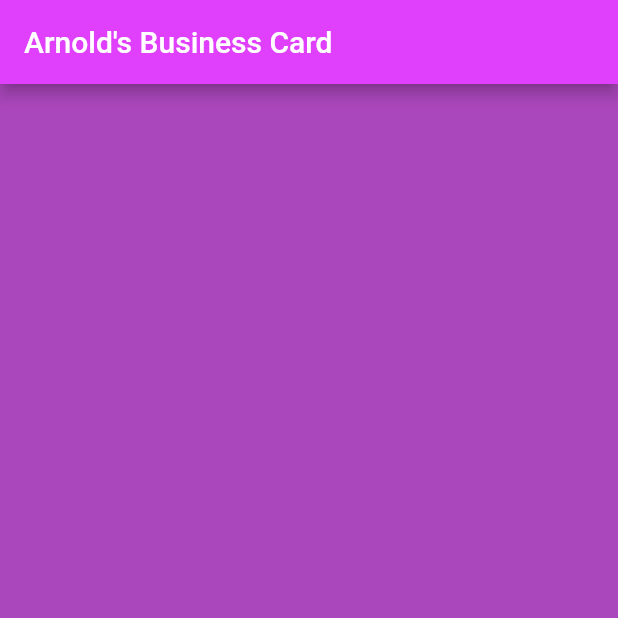
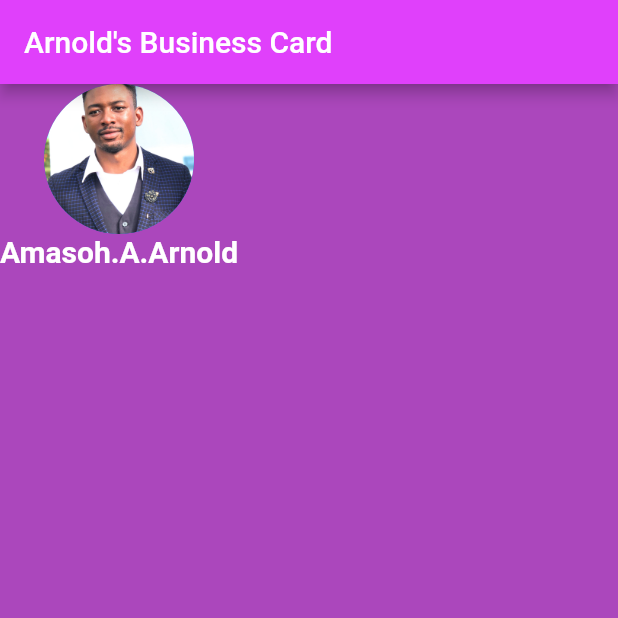
Before and after one commit to AA-Arnold/FlutterApp-business_card, a Flutter app: the screen it shows after launch, on a phone screen of 412 x 824 dp, the top half of it. Run offline on Flutter 3.47's test engine with Material 2 defaults, Android fonts, the phone set to English and light mode, and no system bars.

Commit message:
added profile picture

```diff
--- a/lib/main.dart
+++ b/lib/main.dart
@@ -2,20 +2,37 @@ import 'package:flutter/material.dart';
 
 main() => runApp(MyApp());
 
-
 //using the statelesswidget allows you to hot reload
 
-class MyApp extends StatelessWidget{
+class MyApp extends StatelessWidget {
   @override
-  Widget build(BuildContext context){
+  Widget build(BuildContext context) {
     return MaterialApp(
       home: Scaffold(
         backgroundColor: Colors.purple[400],
         appBar: AppBar(
-          centerTitle:false,
-          toolbarOpacity:1.0,
+          centerTitle: false,
+          toolbarOpacity: 1.0,
           title: const Text("Arnold's Business Card"),
           backgroundColor: Colors.purpleAccent,
+        ),
+        body: Column(
+          children: [
+            CircleAvatar(
+              radius: 50.0,
+              backgroundImage: AssetImage('assets/arnold.jpeg'),
+            ),
+            Container(
+              child: Text(
+                'Amasoh.A.Arnold',
+                style: TextStyle(
+                    fontSize: 20.0,
+                    color: Colors.white,
+                    fontWeight: FontWeight.bold
+                ),
+              ),
+            ),
+          ],
         ),
       ),
     );
--- a/pubspec.yaml
+++ b/pubspec.yaml
@@ -45,9 +45,9 @@ flutter:
   uses-material-design: true
 
   # To add assets to your application, add an assets section, like this:
-  # assets:
-  #   - images/a_dot_burr.jpeg
-  #   - images/a_dot_ham.jpeg
+  assets:
+     - assets/arnold.jpeg
+
 
   # An image asset can refer to one or more resolution-specific "variants", see
   # https://flutter.dev/assets-and-images/#resolution-aware.
```
Also changed, not shown: assets/arnold.jpeg (added).
